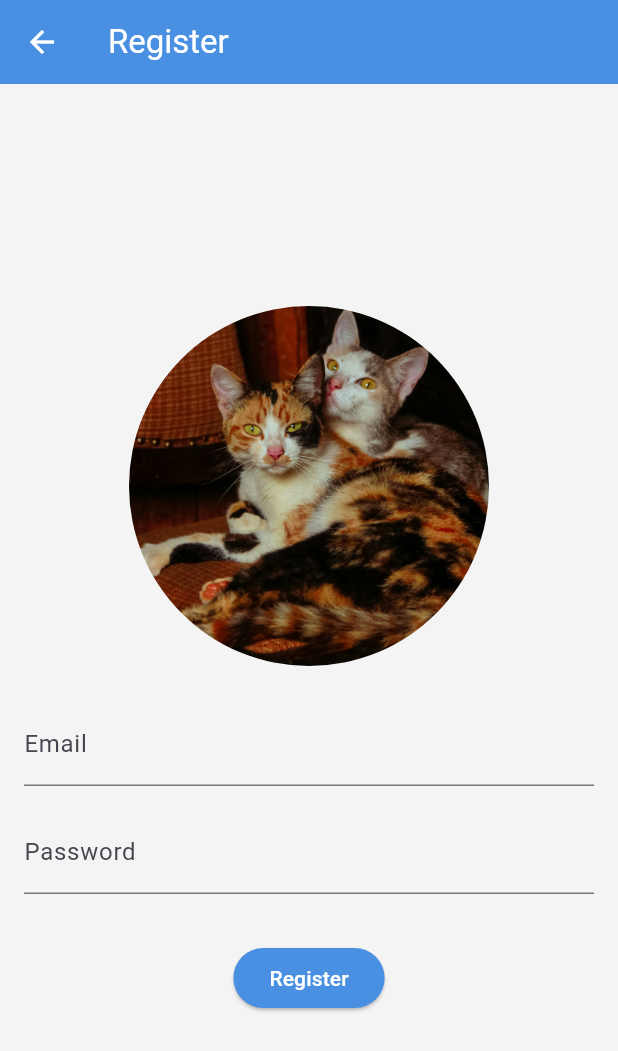
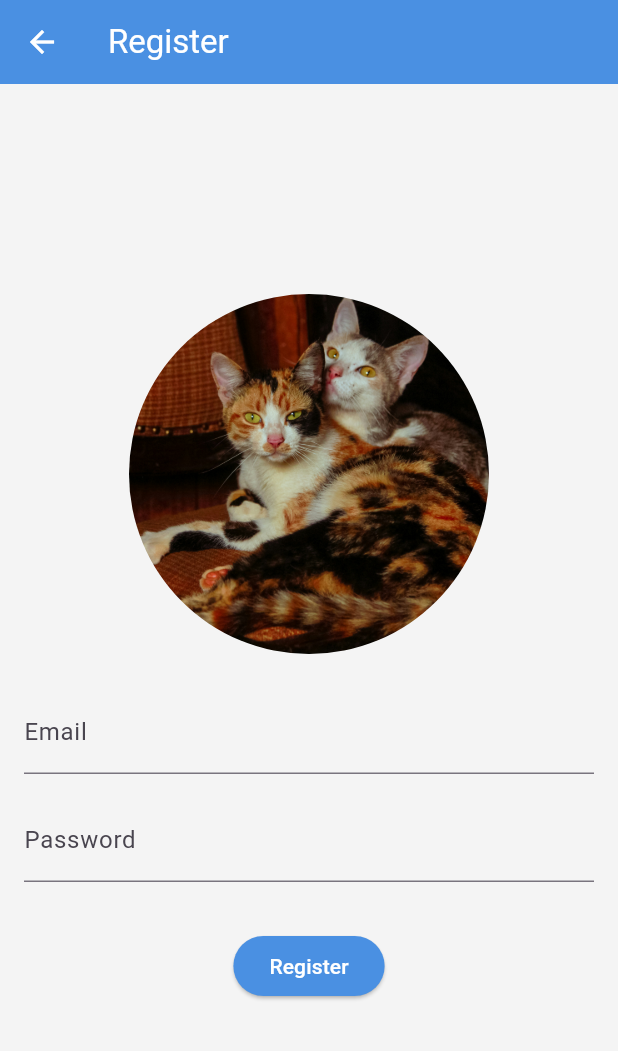
Before and after one commit to priyanshuuu-26/PetApp, a Flutter app: the RegisterScreen screen opened by its route, on a phone screen of 412 x 824 dp. Shown: the top 1051 px of the screen. Run offline on Flutter 3.47's test engine with Material 3 defaults, Android fonts, the phone set to English and light mode, and no system bars; our stand-ins replace get, get_storage; accounts and stored records are empty.

Commit message:
Minor Fixes

```diff
--- a/lib/modules/auth/register/register_screen.dart
+++ b/lib/modules/auth/register/register_screen.dart
@@ -7,14 +7,16 @@ class RegisterScreen extends GetView<RegisterController> {
   Widget build(BuildContext context) {
     final screenWidth = MediaQuery.of(context).size.width;
     final imageSize = screenWidth.clamp(150.0, 300.0) * 0.8;
+
     return Scaffold(
       appBar: AppBar(title: Text('Register')),
-      body: Padding(
+      body: Center(
+        child: SingleChildScrollView(
           padding: const EdgeInsets.all(16.0),
           child: Form(
             key: controller.formKey,
             child: Column(
-            mainAxisAlignment: MainAxisAlignment.center,
+              mainAxisSize: MainAxisSize.min,
               children: [
                 SizedBox(
                   width: imageSize,
@@ -39,32 +41,40 @@ class RegisterScreen extends GetView<RegisterController> {
                 SizedBox(height: 24),
                 TextFormField(
                   controller: controller.emailController,
-                decoration: InputDecoration(labelText: 'Email'),
+                  decoration: const InputDecoration(labelText: 'Email'),
                   validator: (value) {
-                  if (value == null || value.isEmpty) return 'Please enter an email';
-                  if (!GetUtils.isEmail(value)) return 'Please enter a valid email';
+                    if (value == null || value.isEmpty)
+                      return 'Please enter an email';
+                    if (!GetUtils.isEmail(value))
+                      return 'Please enter a valid email';
                     return null;
                   },
                 ),
-              SizedBox(height: 16),
+                const SizedBox(height: 16),
                 TextFormField(
                   controller: controller.passwordController,
-                decoration: InputDecoration(labelText: 'Password'),
+                  decoration: const InputDecoration(labelText: 'Password'),
                   obscureText: true,
                   validator: (value) {
-                  if (value == null || value.isEmpty) return 'Please enter a password';
-                  if (value.length < 6) return 'Password must be at least 6 characters';
+                    if (value == null || value.isEmpty)
+                      return 'Please enter a password';
+                    if (value.length < 6)
+                      return 'Password must be at least 6 characters';
                     return null;
                   },
                 ),
-              SizedBox(height: 32),
-              Obx(() => controller.isLoading.value
-                  ? CircularProgressIndicator()
+                const SizedBox(height: 32),
+                Obx(
+                  () => controller.isLoading.value
+                      ? const CircularProgressIndicator()
                       : ElevatedButton(
                           onPressed: controller.register,
-                      child: Text('Register'),
-                    )),
+                          child: const Text('Register'),
+                        ),
+                ),
+                const SizedBox(height: 16),
               ],
+            ),
           ),
         ),
       ),
```
Lines whose indentation alone changed are shown as unchanged.
